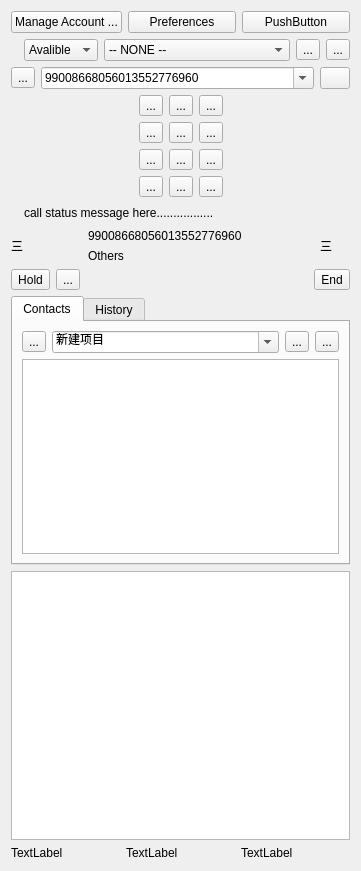
Qt form sipphone.ui (kitech/kitphone) before a commit.
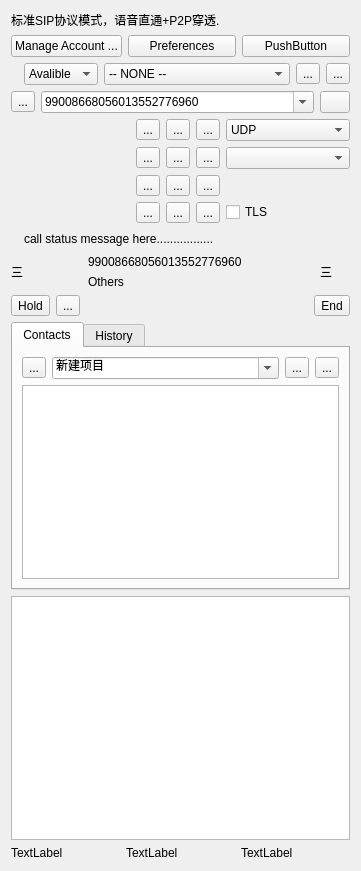
The same form after that commit. Icons and pictures are not drawn.

Patch:
```diff
--- a/sipphone.ui
+++ b/sipphone.ui
@@ -14,6 +14,16 @@
    <string>Form</string>
   </property>
   <layout class="QVBoxLayout" name="verticalLayout">
+   <item>
+    <widget class="QLabel" name="label_13">
+     <property name="text">
+      <string>标准SIP协议模式，语音直通+P2P穿透.</string>
+     </property>
+     <property name="textInteractionFlags">
+      <set>Qt::LinksAccessibleByMouse|Qt::TextSelectableByMouse</set>
+     </property>
+    </widget>
+   </item>
    <item>
     <layout class="QHBoxLayout" name="horizontalLayout">
      <item>
@@ -461,6 +471,34 @@
        </property>
       </widget>
      </item>
+     <item row="1" column="4">
+      <widget class="QComboBox" name="comboBox">
+       <property name="toolTip">
+        <string>语音编码</string>
+       </property>
+      </widget>
+     </item>
+     <item row="0" column="4">
+      <widget class="QComboBox" name="comboBox_2">
+       <item>
+        <property name="text">
+         <string>UDP</string>
+        </property>
+       </item>
+       <item>
+        <property name="text">
+         <string>TCP</string>
+        </property>
+       </item>
+      </widget>
+     </item>
+     <item row="3" column="4">
+      <widget class="QCheckBox" name="checkBox">
+       <property name="text">
+        <string>TLS</string>
+       </property>
+      </widget>
+     </item>
     </layout>
    </item>
    <item>
@@ -541,6 +579,9 @@
          <property name="pixmap">
           <pixmap resource="kp.qrc">:/skins/default/user.png</pixmap>
          </property>
+         <property name="alignment">
+          <set>Qt::AlignCenter</set>
+         </property>
         </widget>
        </item>
        <item>
@@ -784,7 +825,7 @@
     </widget>
    </item>
    <item>
-    <widget class="QGraphicsView" name="graphicsView"/>
+    <widget class="QListWidget" name="listWidget"/>
    </item>
    <item>
     <layout class="QHBoxLayout" name="horizontalLayout_2">
```
Left out of the diff: 35 changed lines with no effect on the pictures.
